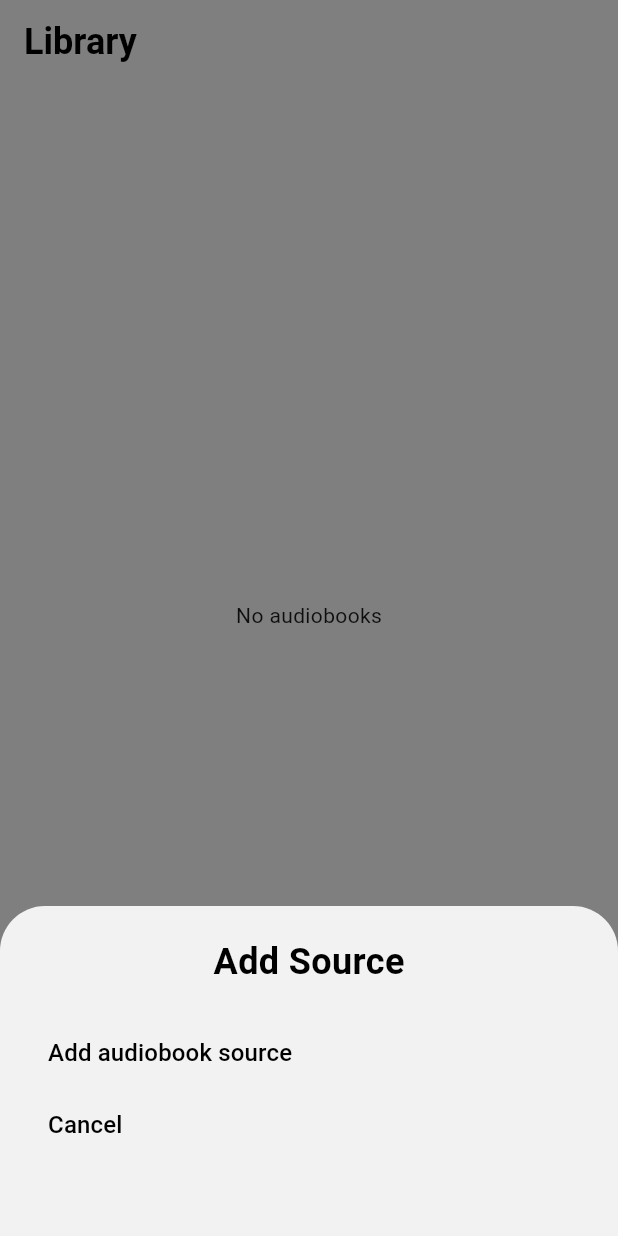
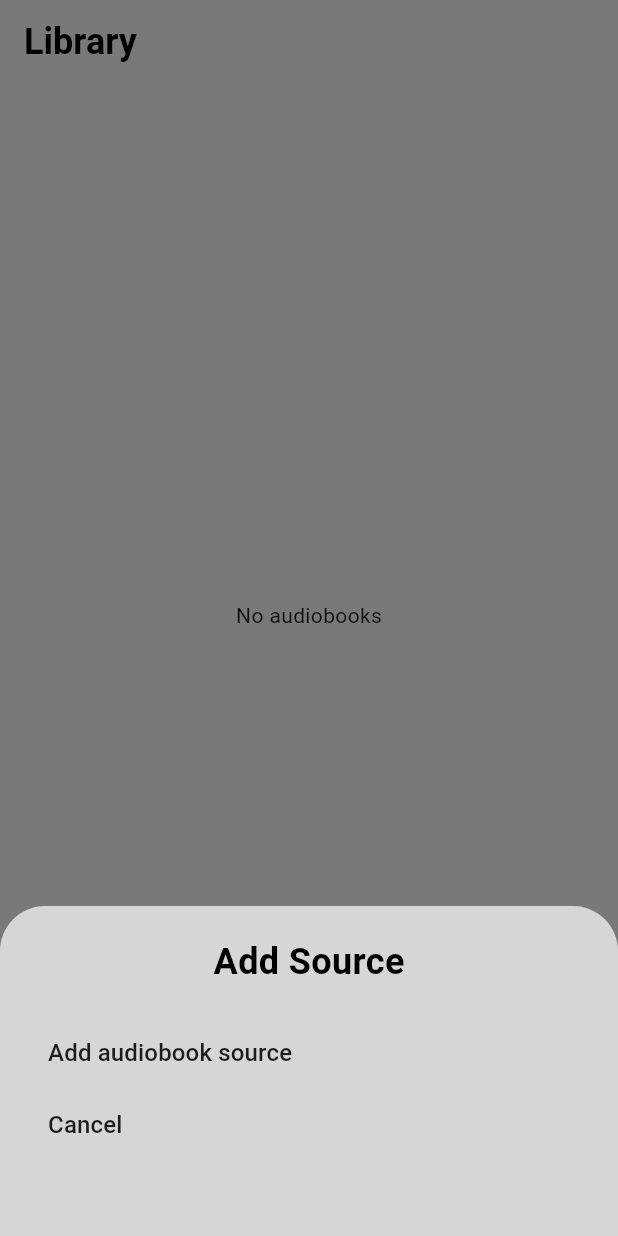
Before and after one commit to Desu1243/AudioReader, a Flutter app: the screen it shows after launch, after a tap on "Add source", on a phone screen of 412 x 824 dp. Run offline on Flutter 3.47's test engine with Material 3 defaults, Android fonts, the phone set to English and light mode, and no system bars; our stand-ins replace audioplayers, file_picker, flutter_spinkit, permission_handler; statements that could not run were skipped.

Commit message:
theme change

```diff
--- a/lib/pages/LibraryPage.dart
+++ b/lib/pages/LibraryPage.dart
@@ -33,15 +33,15 @@ class _LibraryPageState extends State<LibraryPage> {
   @override
   Widget build(BuildContext context) {
     return Scaffold(
-      backgroundColor: ThemeService.background,
+      backgroundColor: ThemeService.backgroundPrimary,
       appBar: AppBar(
         elevation: 0.0,
-        backgroundColor: ThemeService.appBarBg,
+        backgroundColor: ThemeService.backgroundPrimary,
         title: Text("Library",
             style: TextStyle(
                 fontWeight: FontWeight.bold,
                 fontSize: 24,
-                color: ThemeService.text)),
+                color: ThemeService.primary)),
       ),
       body: RefreshIndicator(
           displacement: 10,
--- a/lib/pages/MainPage.dart
+++ b/lib/pages/MainPage.dart
@@ -32,7 +32,7 @@ class _MainPageState extends State<MainPage> {
       bottomNavigationBar: Container(
         width: double.infinity,
         height: 60,
-        color: ThemeService.navBarBg,
+        color: ThemeService.backgroundSecondary,
         child: Row(
           mainAxisAlignment: MainAxisAlignment.spaceAround,
           children: [
@@ -46,15 +46,15 @@ class _MainPageState extends State<MainPage> {
               style: ButtonStyle(
                   elevation: const MaterialStatePropertyAll<double>(0),
                   backgroundColor:
-                      MaterialStatePropertyAll<Color>(ThemeService.navBarBg)),
+                      MaterialStatePropertyAll<Color>(ThemeService.backgroundSecondary)),
               child: Column(
                 mainAxisAlignment: MainAxisAlignment.center,
                 children: [
                   Icon(page == 0 ? Icons.book_rounded : Icons.book_outlined,
-                      color: ThemeService.navBarIcon),
+                      color: ThemeService.secondary),
                   Text("Library",
                       style: TextStyle(
-                          color: ThemeService.navBarText, fontSize: 12))
+                          color: ThemeService.secondary, fontSize: 12))
                 ],
               ),
             ),
@@ -80,15 +80,15 @@ class _MainPageState extends State<MainPage> {
               style: ButtonStyle(
                   elevation: const MaterialStatePropertyAll<double>(0),
                   backgroundColor:
-                      MaterialStatePropertyAll<Color>(ThemeService.navBarBg)),
+                      MaterialStatePropertyAll<Color>(ThemeService.backgroundSecondary)),
               child: Column(
                 mainAxisAlignment: MainAxisAlignment.center,
                 children: [
                   Icon(Icons.add_circle_outline_outlined,
-                      color: ThemeService.navBarIcon),
+                      color: ThemeService.secondary),
                   Text("Add source",
                       style: TextStyle(
-                          color: ThemeService.navBarText, fontSize: 12))
+                          color: ThemeService.secondary, fontSize: 12))
                 ],
               ),
             ),
@@ -103,15 +103,15 @@ class _MainPageState extends State<MainPage> {
               style: ButtonStyle(
                   elevation: const MaterialStatePropertyAll<double>(0),
                   backgroundColor:
-                      MaterialStatePropertyAll<Color>(ThemeService.navBarBg)),
+                      MaterialStatePropertyAll<Color>(ThemeService.backgroundSecondary)),
               child: Column(
                 mainAxisAlignment: MainAxisAlignment.center,
                 children: [
                   Icon(page == 1 ? Icons.settings : Icons.settings_outlined,
-                      color: ThemeService.navBarIcon),
+                      color: ThemeService.secondary),
                   Text("Settings",
                       style: TextStyle(
-                          color: ThemeService.navBarText, fontSize: 12))
+                          color: ThemeService.secondary, fontSize: 12))
                 ],
               ),
             ),
--- a/lib/pages/SettingsPage.dart
+++ b/lib/pages/SettingsPage.dart
@@ -21,15 +21,15 @@ class _SettingsPageState extends State<SettingsPage> {
   @override
   Widget build(BuildContext context) {
     return Scaffold(
-        backgroundColor: ThemeService.background,
+        backgroundColor: ThemeService.backgroundPrimary,
         appBar: AppBar(
           elevation: 0.0,
-          backgroundColor: ThemeService.appBarBg,
+          backgroundColor: ThemeService.backgroundPrimary,
           title: Text("Settings",
               style: TextStyle(
                   fontWeight: FontWeight.bold,
                   fontSize: 24,
-                  color: ThemeService.text)),
+                  color: ThemeService.primary)),
         ),
         body: Padding(
           padding: const EdgeInsets.all(10),
@@ -92,7 +92,7 @@ class _SettingsPageState extends State<SettingsPage> {
                 await settingsService.updateSettings();
               }
             },
-            icon: const Icon(Icons.delete), color: ThemeService.text)
+            icon: const Icon(Icons.delete), color: ThemeService.secondary)
       ],
     ),
   );
--- a/lib/services/ThemeService.dart
+++ b/lib/services/ThemeService.dart
@@ -1,18 +1,15 @@
+import 'package:flutter/material.dart';
 import 'package:flutter/rendering.dart';
 
 class ThemeService{
   ThemeService();
-  static Color white = const Color.fromRGBO(242, 242, 242, 1);
-  static Color lightGrey = const Color.fromRGBO(160, 160, 160, 1);
-  static Color text = const Color.fromRGBO(0, 0, 0, 1);
-  static Color background = const Color.fromRGBO(255, 255, 255, 1);
 
-  static Color appBarBg = const Color.fromRGBO(255, 255, 255, 1);
+  static Color primary = const Color.fromRGBO(0, 0, 0, 1);
+  static Color secondary = const Color.fromRGBO(28, 28, 28, 1);
+  static Color accent = const Color.fromRGBO(150, 150, 150, 1);
 
-  static Color navBarIcon = const Color.fromRGBO(28, 28, 30, 1);
-  static Color navBarText = const Color.fromRGBO(28, 28, 30, 1);
-  static Color navBarBg = const Color.fromRGBO(214, 214, 214, 1);
-
-  static Color durationText = const Color.fromRGBO(60, 60, 60, 1);
+  static Color backgroundPrimary = const Color.fromRGBO(242, 242, 242, 1);
+  static Color backgroundSecondary = const Color.fromRGBO(214, 214, 214, 1);
+  static Color backgroundAccent = const Color.fromRGBO(196, 196, 196, 1);
 
 }
--- a/lib/widgets/CreateOptionMenu.dart
+++ b/lib/widgets/CreateOptionMenu.dart
@@ -16,7 +16,7 @@ class CreateOptionMenu extends StatelessWidget {
           borderRadius:
               BorderRadiusDirectional.vertical(top: Radius.circular(30))),
       alignment: Alignment.bottomCenter,
-      backgroundColor: ThemeService.white,
+      backgroundColor: ThemeService.backgroundSecondary,
       child: SizedBox(
         height: 220,
         width: double.infinity,
@@ -31,7 +31,7 @@ class CreateOptionMenu extends StatelessWidget {
                   child: Text(
                     "Add Source",
                     style: TextStyle(
-                      color: ThemeService.text,
+                      color: ThemeService.primary,
                       fontSize: 24,
                       fontWeight: FontWeight.bold,
                     ),
@@ -58,7 +58,7 @@ class CreateOptionMenu extends StatelessWidget {
                     width: double.infinity,
                     child: Text(
                       "Add audiobook source",
-                      style: TextStyle(fontSize: 16, color: ThemeService.text),
+                      style: TextStyle(fontSize: 16, color: ThemeService.secondary),
                     ),
                   )),
               TextButton( /// cancel button
@@ -69,7 +69,7 @@ class CreateOptionMenu extends StatelessWidget {
                     width: double.infinity,
                     child: Text(
                       "Cancel",
-                      style: TextStyle(fontSize: 16, color: ThemeService.text),
+                      style: TextStyle(fontSize: 16, color: ThemeService.secondary),
                     ),
                   ))
             ],
--- a/pubspec.yaml
+++ b/pubspec.yaml
@@ -34,6 +34,4 @@ dev_dependencies:
   flutter_lints: ^2.0.0
 
 flutter:
-  assets:
-    - lib/assets
   uses-material-design: true
```
Also changed, not shown: lib/widgets/AudiobookWidget.dart (+0 -37 lines), lib/assets/cover.svg (added).
